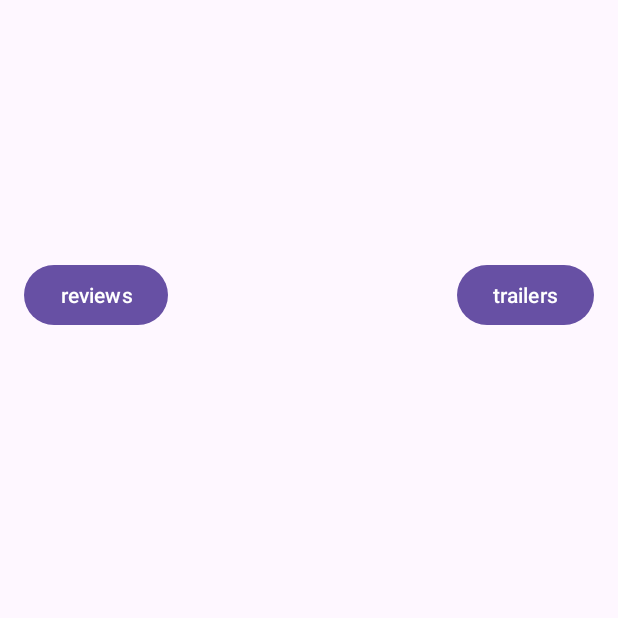
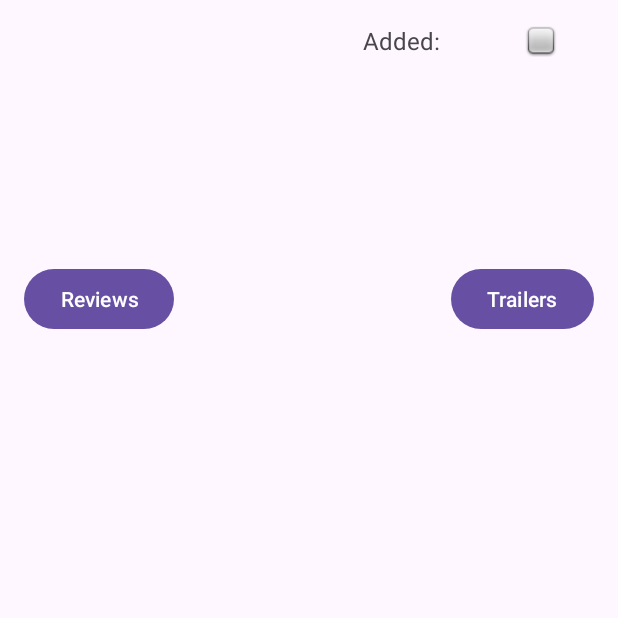
Before and after one commit to Bonduelle85/KinopoiskAppView, an Android app: the fragment MovieDetailFragment placed in its activity, on a phone screen of 412 x 824 dp, the top half of it. Run offline under Robolectric (Android 15) with nearby library versions, the phone set to English and light mode, and no system bars; our stand-ins replace Dagger/Hilt's generated code, Room's generated code; pictures from the network do not load; 10 statements that could not run were skipped.

Commit message:
Adding movies to database.

```diff
--- a/app/src/main/java/com/example/kinopoiskappview/data/database/MoviesDao.kt
+++ b/app/src/main/java/com/example/kinopoiskappview/data/database/MoviesDao.kt
@@ -1,7 +1,6 @@
 package com.example.kinopoiskappview.data.database
 
 import androidx.room.Dao
-import androidx.room.Delete
 import androidx.room.Insert
 import androidx.room.OnConflictStrategy
 import androidx.room.Query
@@ -18,7 +17,7 @@ interface MoviesDao {
     fun getFavouriteMovie(id: Long): Flow<MovieDbModel?>
 
     @Insert(onConflict = OnConflictStrategy.REPLACE)
-    suspend fun insertMovie(movie: MovieDbModel)
+    suspend fun addMovie(movie: MovieDbModel)
 
     @Query("DELETE FROM favourite_movies WHERE id = :id")
     suspend fun deleteMovie(id: Long)
--- a/app/src/main/java/com/example/kinopoiskappview/di/ApplicationComponent.kt
+++ b/app/src/main/java/com/example/kinopoiskappview/di/ApplicationComponent.kt
@@ -19,8 +19,9 @@ interface ApplicationComponent {
     fun inject(fragment: MovieListFragment)
     fun inject(application: App)
 
-    fun trailerListComponentComponentFactory(): TrailerListComponent.Factory
-    fun reviewListComponentComponentFactory(): ReviewListComponent.Factory
+    fun trailerListComponentFactory(): TrailerListComponent.Factory
+    fun reviewListComponentFactory(): ReviewListComponent.Factory
+    fun movieDetailComponentFactory(): MovieDetailComponent.Factory
 
     @Component.Factory
     interface Factory {
--- /dev/null
+++ b/app/src/main/java/com/example/kinopoiskappview/domain/AddMovieUseCase.kt
@@ -0,0 +1,13 @@
+package com.example.kinopoiskappview.domain
+
+import com.example.kinopoiskappview.domain.model.Movie
+import javax.inject.Inject
+
+class AddMovieUseCase @Inject constructor(
+    private val repository: Repository
+) {
+
+    suspend operator fun  invoke(movie: Movie) {
+        repository.addMovie(movie)
+    }
+}
--- /dev/null
+++ b/app/src/main/java/com/example/kinopoiskappview/domain/GetMovieUseCase.kt
@@ -0,0 +1,12 @@
+package com.example.kinopoiskappview.domain
+
+import com.example.kinopoiskappview.domain.model.Movie
+import kotlinx.coroutines.flow.Flow
+import javax.inject.Inject
+
+class GetMovieUseCase @Inject constructor(
+    private val repository: Repository
+) {
+
+    suspend operator fun  invoke(movieId: Long): Flow<Movie?> = repository.getMovie(movieId)
+}
--- /dev/null
+++ b/app/src/main/java/com/example/kinopoiskappview/domain/RemoveMovieUseCase.kt
@@ -0,0 +1,12 @@
+package com.example.kinopoiskappview.domain
+
+import javax.inject.Inject
+
+class RemoveMovieUseCase @Inject constructor(
+    private val repository: Repository
+) {
+
+    suspend operator fun  invoke(movieId: Long) {
+        repository.remove(movieId)
+    }
+}
--- a/app/src/main/java/com/example/kinopoiskappview/domain/Repository.kt
+++ b/app/src/main/java/com/example/kinopoiskappview/domain/Repository.kt
@@ -11,4 +11,8 @@ interface Repository {
     suspend fun loadMovies(): Flow<Result<List<Movie>>>
     suspend fun loadTrailers(id: Long): Flow<Result<List<Trailer>>>
     suspend fun loadReviews(id: Long): Flow<Result<List<Review>>>
+
+    suspend fun getMovie(movieId: Long): Flow<Movie?>
+    suspend fun addMovie(movie: Movie)
+    suspend fun remove(movieId: Long)
 }
--- /dev/null
+++ b/app/src/main/java/com/example/kinopoiskappview/presentation/moviedetail/CheckboxUiState.kt
@@ -0,0 +1,22 @@
+package com.example.kinopoiskappview.presentation.moviedetail
+
+import com.example.kinopoiskappview.databinding.FragmentMovieDetailBinding
+
+interface CheckboxUiState {
+
+    fun show(binding: FragmentMovieDetailBinding)
+
+    object Added : CheckboxUiState {
+
+        override fun show(binding: FragmentMovieDetailBinding) {
+            binding.favouriteImageView.setImageResource(android.R.drawable.checkbox_on_background)
+        }
+    }
+
+    object NotAdded : CheckboxUiState {
+
+        override fun show(binding: FragmentMovieDetailBinding) {
+            binding.favouriteImageView.setImageResource(android.R.drawable.checkbox_off_background)
+        }
+    }
+}
--- a/app/src/main/java/com/example/kinopoiskappview/presentation/moviedetail/MovieDetailFragment.kt
+++ b/app/src/main/java/com/example/kinopoiskappview/presentation/moviedetail/MovieDetailFragment.kt
@@ -6,12 +6,22 @@ import androidx.fragment.app.Fragment
 import android.view.LayoutInflater
 import android.view.View
 import android.view.ViewGroup
+import androidx.lifecycle.Lifecycle
+import androidx.lifecycle.ViewModelProvider
+import androidx.lifecycle.lifecycleScope
+import androidx.lifecycle.repeatOnLifecycle
 import com.bumptech.glide.Glide
+import com.example.kinopoiskappview.App
 import com.example.kinopoiskappview.R
 import com.example.kinopoiskappview.databinding.FragmentMovieDetailBinding
+import com.example.kinopoiskappview.di.ViewModelFactory
 import com.example.kinopoiskappview.domain.model.Movie
 import com.example.kinopoiskappview.presentation.reviewlist.ReviewListFragment
 import com.example.kinopoiskappview.presentation.trailerlist.TrailerListFragment
+import com.example.kinopoiskappview.presentation.trailerlist.TrailerListViewModel
+import kotlinx.coroutines.flow.collectLatest
+import kotlinx.coroutines.launch
+import javax.inject.Inject
 
 class MovieDetailFragment : Fragment() {
 
@@ -21,9 +31,23 @@ class MovieDetailFragment : Fragment() {
 
     private lateinit var movie: Movie
 
+    @Inject
+    lateinit var viewModelFactory: ViewModelFactory
+
+    private val component by lazy {
+        (requireActivity().application as App).component
+            .movieDetailComponentFactory()
+            .create(movie)
+    }
+
+    private val viewModel by lazy {
+        ViewModelProvider(this, viewModelFactory)[MovieDetailViewModel::class.java]
+    }
+
     override fun onCreate(savedInstanceState: Bundle?) {
         super.onCreate(savedInstanceState)
         parseParams()
+        component.inject(this)
     }
 
     override fun onCreateView(
@@ -60,11 +84,31 @@ class MovieDetailFragment : Fragment() {
                 .addToBackStack(null)
                 .commit()
         }
+
+        binding.favouriteImageView.setOnClickListener {
+            when (viewModel.uiState.value) {
+                is CheckboxUiState.Added -> viewModel.removeMovie()
+                is CheckboxUiState.NotAdded -> viewModel.addMovie()
+            }
+        }
+
+        viewModel.getMovie()
+        observeViewModel()
     }
 
     override fun onDestroyView() {
         super.onDestroyView()
         _binding = null
+    }
+
+    private fun observeViewModel() {
+        lifecycleScope.launch {
+            viewLifecycleOwner.repeatOnLifecycle(Lifecycle.State.RESUMED) {
+                viewModel.uiState.collectLatest {
+                    it.show(binding)
+                }
+            }
+        }
     }
 
     private fun parseParams() {
--- /dev/null
+++ b/app/src/main/java/com/example/kinopoiskappview/presentation/moviedetail/MovieDetailViewModel.kt
@@ -0,0 +1,47 @@
+package com.example.kinopoiskappview.presentation.moviedetail
+
+import androidx.lifecycle.ViewModel
+import androidx.lifecycle.viewModelScope
+import com.example.kinopoiskappview.di.MovieQualifier
+import com.example.kinopoiskappview.domain.AddMovieUseCase
+import com.example.kinopoiskappview.domain.GetMovieUseCase
+import com.example.kinopoiskappview.domain.RemoveMovieUseCase
+import com.example.kinopoiskappview.domain.model.Movie
+import kotlinx.coroutines.flow.MutableStateFlow
+import kotlinx.coroutines.flow.StateFlow
+import kotlinx.coroutines.launch
+import javax.inject.Inject
+
+class MovieDetailViewModel @Inject constructor(
+    private val getMovieUseCase: GetMovieUseCase,
+    private val addMovieUseCase: AddMovieUseCase,
+    private val removeMovieUseCase: RemoveMovieUseCase,
+    @MovieQualifier private val movie: Movie
+) : ViewModel() {
+
+    private val _uiState = MutableStateFlow<CheckboxUiState>(CheckboxUiState.NotAdded)
+    val uiState: StateFlow<CheckboxUiState> = _uiState
+
+    fun getMovie() {
+        viewModelScope.launch {
+            getMovieUseCase.invoke(movie.id).collect { movie: Movie? ->
+                _uiState.value = movie.toUiState()
+            }
+        }
+    }
+
+    fun addMovie() {
+        viewModelScope.launch {
+            addMovieUseCase.invoke(movie)
+        }
+    }
+
+    fun removeMovie() {
+        viewModelScope.launch {
+            removeMovieUseCase.invoke(movie.id)
+        }
+    }
+
+    private fun Movie?.toUiState(): CheckboxUiState =
+        if (this == null) CheckboxUiState.NotAdded else CheckboxUiState.Added
+}
--- a/app/src/main/java/com/example/kinopoiskappview/presentation/reviewlist/ReviewListFragment.kt
+++ b/app/src/main/java/com/example/kinopoiskappview/presentation/reviewlist/ReviewListFragment.kt
@@ -37,7 +37,7 @@ class ReviewListFragment : Fragment() {
 
     private val component by lazy {
         (requireActivity().application as App).component
-            .reviewListComponentComponentFactory()
+            .reviewListComponentFactory()
             .create(movie)
     }
 
--- a/app/src/main/java/com/example/kinopoiskappview/presentation/trailerlist/TrailerListFragment.kt
+++ b/app/src/main/java/com/example/kinopoiskappview/presentation/trailerlist/TrailerListFragment.kt
@@ -38,7 +38,7 @@ class TrailerListFragment : Fragment() {
 
     private val component by lazy {
         (requireActivity().application as App).component
-            .trailerListComponentComponentFactory()
+            .trailerListComponentFactory()
             .create(movie)
     }
 
--- a/app/src/main/res/layout/fragment_movie_detail.xml
+++ b/app/src/main/res/layout/fragment_movie_detail.xml
@@ -24,15 +24,43 @@
 
         <TextView
             android:id="@+id/titleTextView"
-            android:layout_width="match_parent"
-            android:layout_height="match_parent"
-            android:textSize="16sp"
+            android:layout_width="0dp"
+            android:layout_height="wrap_content"
             android:padding="16dp"
+            android:textSize="18sp"
             android:textStyle="bold"
-            app:layout_constraintEnd_toEndOf="parent"
+            android:gravity="center|start"
+            app:layout_constraintEnd_toStartOf="@id/favouriteTextView"
+            app:layout_constraintHorizontal_weight="4"
             app:layout_constraintStart_toStartOf="parent"
             app:layout_constraintTop_toBottomOf="@id/posterImageView"
             tools:text="Anora" />
+
+        <TextView
+            android:id="@+id/favouriteTextView"
+            android:layout_width="0dp"
+            android:layout_height="wrap_content"
+            android:padding="16dp"
+            android:text="@string/added"
+            android:gravity="center|end"
+            android:textSize="16sp"
+            app:layout_constraintEnd_toStartOf="@id/favouriteImageView"
+            app:layout_constraintHorizontal_weight="2"
+            app:layout_constraintStart_toEndOf="@id/titleTextView"
+            app:layout_constraintTop_toBottomOf="@id/posterImageView" />
+
+        <ImageView
+            android:id="@+id/favouriteImageView"
+            android:layout_width="0dp"
+            android:layout_height="54dp"
+            android:contentDescription="@string/favourite_icon"
+            android:padding="16dp"
+            android:gravity="center"
+            app:layout_constraintEnd_toEndOf="parent"
+            app:layout_constraintHorizontal_weight="2"
+            app:layout_constraintStart_toEndOf="@id/favouriteTextView"
+            app:layout_constraintTop_toBottomOf="@id/posterImageView"
+            tools:srcCompat="@android:drawable/checkbox_on_background" />
 
         <TextView
             android:id="@+id/yearTextView"
@@ -49,9 +77,9 @@
             android:id="@+id/genresTextView"
             android:layout_width="0dp"
             android:layout_height="wrap_content"
+            android:gravity="end|center_vertical"
             android:padding="16dp"
             android:textColor="@color/year_color"
-            android:gravity="end|center_vertical"
             app:layout_constraintEnd_toEndOf="parent"
             app:layout_constraintStart_toEndOf="@id/yearTextView"
             app:layout_constraintTop_toBottomOf="@id/titleTextView"
--- a/app/src/main/res/values/strings.xml
+++ b/app/src/main/res/values/strings.xml
@@ -5,14 +5,17 @@
     <string name="review">review</string>
     <string name="movie">movie</string>
     <string name="poster_description">poster description</string>
-    <string name="reviews_button">reviews</string>
-    <string name="trailers_button">trailers</string>
+    <string name="reviews_button">Reviews</string>
+    <string name="trailers_button">Trailers</string>
+    <string name="favourite_icon">favourite icon</string>
+    <string name="added">Added:</string>
 
     <string name="trailers_list_title">Trailers for the movie %1$s</string>
 
     <string name="review_list_title">Reviews for the movie %1$s</string>
     <string name="review_likes">Likes: %1$s</string>
     <string name="review_dislikes">Dislikes: %1$s</string>
+
     <string name="error">Error</string>
     <string name="try_again">Try Again</string>
 </resources>
```
Also changed, not shown: app/src/main/java/com/example/kinopoiskappview/data/Mapper.kt (+10 -0 lines), app/src/main/java/com/example/kinopoiskappview/data/repository/RepositoryImpl.kt (+27 -0 lines), app/src/main/java/com/example/kinopoiskappview/di/MovieDetailComponent.kt (added, +36 -0 lines).
